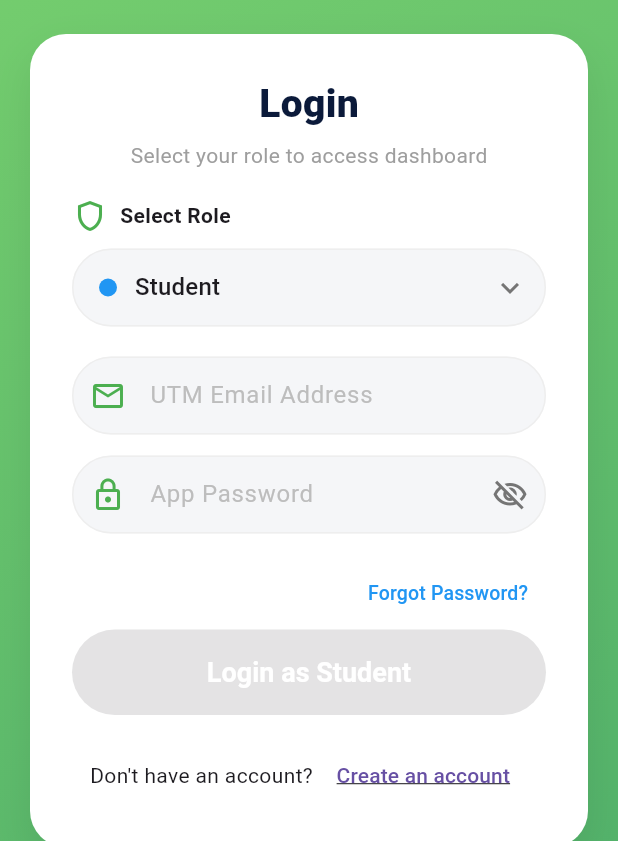
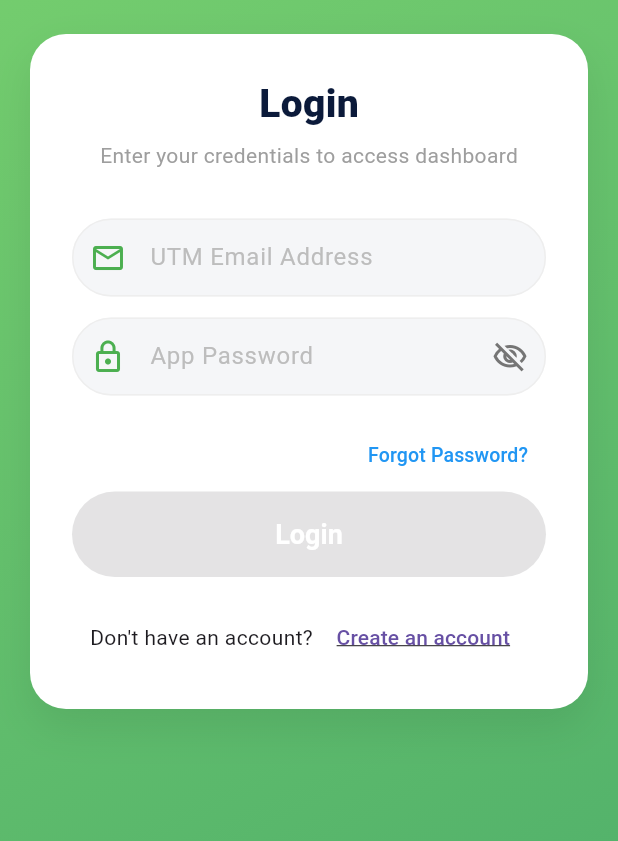
Before and after one commit to mashrurrahmanarnob-rgb/workshop-wizard, a Flutter app: the screen it shows after launch, on a phone screen of 412 x 824 dp, the part 395-1236 px from its top. Run offline on Flutter 3.47's test engine with Material 3 defaults, Android fonts, the phone set to English and light mode, and no system bars; our stand-ins replace cloud_firestore, firebase_auth, firebase_core, firebase_crashlytics; accounts and stored records are empty.

Commit message:
Final Secure Integration: Remove role selection, default new users to Student, and auto-verify roles from Firestore

```diff
--- a/lib/screens/auth_screens.dart
+++ b/lib/screens/auth_screens.dart
@@ -11,7 +11,6 @@ class LoginScreen extends StatefulWidget {
 }
 
 class _LoginScreenState extends State<LoginScreen> {
-  String selectedRole = 'Student';
   bool _obscurePassword = true;
   late TextEditingController _emailController;
   late TextEditingController _passwordController;
@@ -20,14 +19,6 @@ class _LoginScreenState extends State<LoginScreen> {
   bool _isFormValid = false;
   bool _isLoading = false;
   late final FirebaseService _firebaseService;
-
-  final List<_RoleItem> roles = [
-    _RoleItem('Student', Colors.blue),
-    _RoleItem('Committee Member', Colors.purple),
-    _RoleItem('President', Colors.orange),
-    _RoleItem('Treasurer', Colors.green),
-    _RoleItem('Admin', Colors.red),
-  ];
 
   @override
   void initState() {
@@ -172,57 +163,11 @@ class _LoginScreenState extends State<LoginScreen> {
                           const SizedBox(height: 6),
                           const Center(
                             child: Text(
-                              'Select your role to access dashboard',
+                              'Enter your credentials to access dashboard',
                               style: TextStyle(color: Colors.grey, fontSize: 14),
                             ),
                           ),
-                          const SizedBox(height: 18),
-                          Row(
-                            children: const [
-                              Icon(Icons.shield_outlined, color: Color(0xFF4CAF50)),
-                              SizedBox(width: 8),
-                              Text('Select Role', style: TextStyle(fontWeight: FontWeight.w600)),
-                            ],
-                          ),
-                          const SizedBox(height: 10),
-                          DropdownButtonFormField<String>(
-                            initialValue: selectedRole,
-                            decoration: InputDecoration(
-                              filled: true,
-                              fillColor: const Color(0xFFF5F6F8),
-                              contentPadding: const EdgeInsets.symmetric(horizontal: 14, vertical: 14),
-                              border: OutlineInputBorder(
-                                borderRadius: BorderRadius.circular(28),
-                                borderSide: BorderSide(color: Colors.grey.shade200),
-                              ),
-                              enabledBorder: OutlineInputBorder(
-                                borderRadius: BorderRadius.circular(28),
-                                borderSide: BorderSide(color: Colors.grey.shade200),
-                              ),
-                            ),
-                            icon: Icon(Icons.keyboard_arrow_down, color: Colors.grey[600]),
-                            items: roles.map((r) {
-                              return DropdownMenuItem<String>(
-                                value: r.label,
-                                child: Row(
-                                  children: [
-                                    Container(
-                                      width: 12,
-                                      height: 12,
-                                      decoration: BoxDecoration(color: r.color, shape: BoxShape.circle),
-                                    ),
-                                    const SizedBox(width: 12),
-                                    Text(r.label),
-                                  ],
-                                ),
-                              );
-                            }).toList(),
-                            onChanged: (val) {
-                              if (val == null) return;
-                              setState(() => selectedRole = val);
-                            },
-                          ),
-                          const SizedBox(height: 20),
+                          const SizedBox(height: 32),
                           TextField(
                             controller: _emailController,
                             decoration: InputDecoration(
@@ -339,38 +284,24 @@ class _LoginScreenState extends State<LoginScreen> {
                               if (result['success']) {
                                 if (!context.mounted) return;
 
-                                // NEW: Verify the Role against the Database
+                                // NEW: Verify the Role against the Database automatically
                                 final user = result['user'];
-                                final actualRole = await _firebaseService.getUserRole(user.uid);
+                                final actualRole = await _firebaseService.getUserRole(user.uid) ?? 'Student';
 
                                 if (!context.mounted) return;
-
-                                // If Data Connect is enabled and we found a role, verify it
-                                if (actualRole != null && actualRole != selectedRole) {
-                                  await _firebaseService.signOut();
-                                  if (!context.mounted) return;
-                                  ScaffoldMessenger.of(context).showSnackBar(
-                                    SnackBar(
-                                      content: Text('Access Denied: You are registered as $actualRole, not $selectedRole.'),
-                                      backgroundColor: Colors.red,
-                                    ),
-                                  );
-                                  setState(() => _isLoading = false);
-                                  return;
-                                }
 
                                 ScaffoldMessenger.of(context).showSnackBar(
                                   SnackBar(content: Text(result['message']), backgroundColor: Colors.green),
                                 );
 
-                                // ROLE-BASED ROUTING
-                                if (selectedRole == 'Committee Member') {
+                                // ROLE-BASED ROUTING (Automatic)
+                                if (actualRole == 'Committee Member') {
                                   Navigator.pushReplacementNamed(context, AppRoutes.committeeHome);
                                 } else {
                                   Navigator.pushReplacementNamed(
                                     context,
                                     AppRoutes.dashboard,
-                                    arguments: selectedRole,
+                                    arguments: actualRole,
                                   );
                                 }
                               } else {
@@ -389,7 +320,7 @@ class _LoginScreenState extends State<LoginScreen> {
                                       valueColor: AlwaysStoppedAnimation(Colors.white),
                                     ),
                                   )
-                                : Text('Login as $selectedRole', style: const TextStyle(color: Colors.white)),
+                                : const Text('Login', style: TextStyle(color: Colors.white)),
                           ),
                           const SizedBox(height: 16),
                           Center(
--- a/pubspec.yaml
+++ b/pubspec.yaml
@@ -38,6 +38,7 @@ dependencies:
   firebase_crashlytics: 5.2.0
 
   cupertino_icons: ^1.0.9
+  cloud_firestore: ^6.3.0
 
 dev_dependencies:
   flutter_test:
```
Also changed, not shown: lib/services/firebase_service.dart (+38 -11 lines), pubspec.lock, 3 other files.
